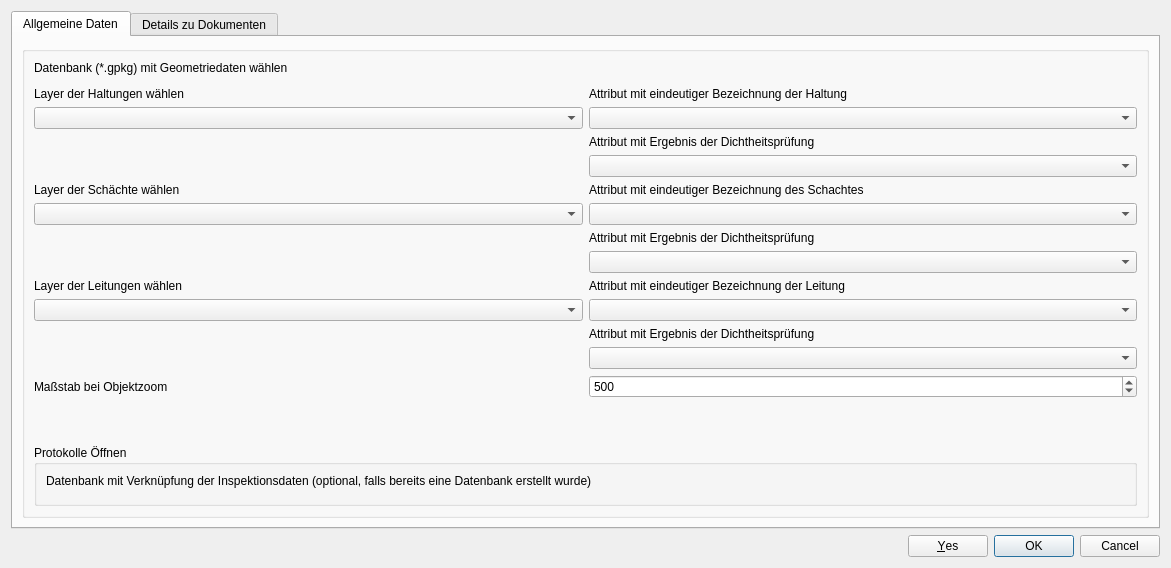
The window that ui/einstellungen.ui (a-matz/QGis_document_connector) describes before a commit, drawn with Qt 5.
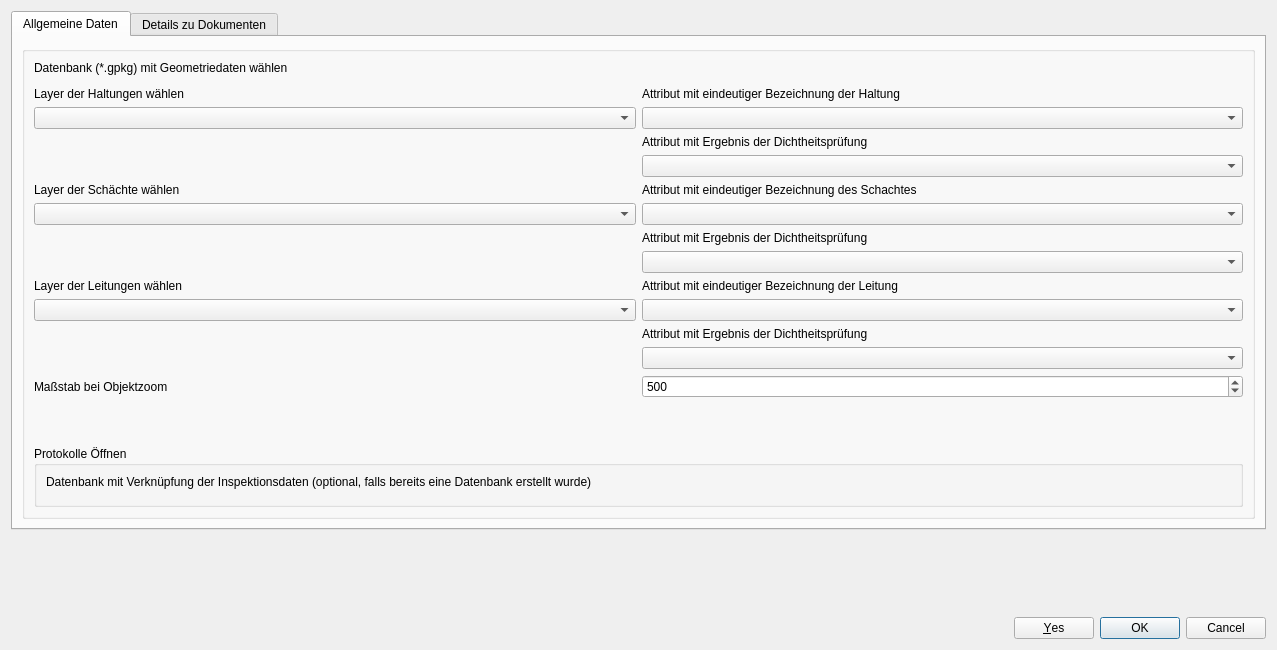
The same window after the commit. Custom widgets are drawn as their Qt base class.

Patch:
```diff
--- a/ui/einstellungen.ui
+++ b/ui/einstellungen.ui
@@ -6,8 +6,8 @@
    <rect>
     <x>0</x>
     <y>0</y>
-    <width>1111</width>
-    <height>553</height>
+    <width>1277</width>
+    <height>650</height>
    </rect>
   </property>
   <property name="windowTitle">
```
Left out of the diff: 18 changed lines with no effect on the pictures.
